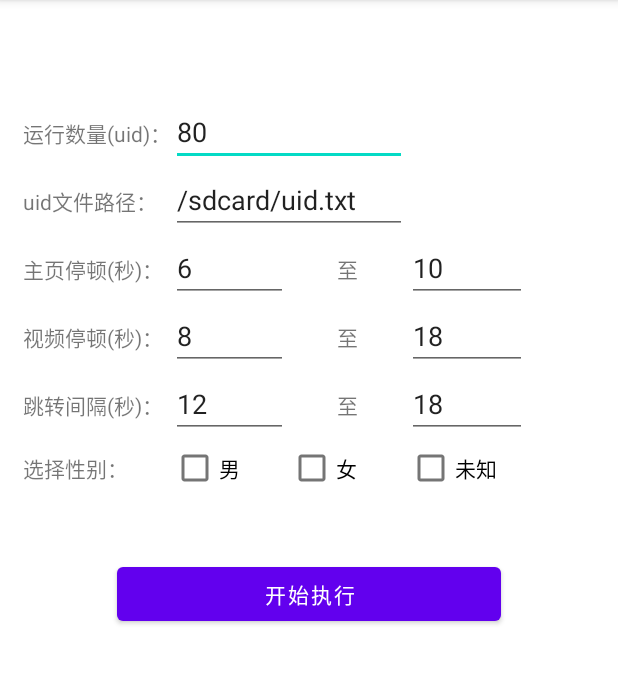
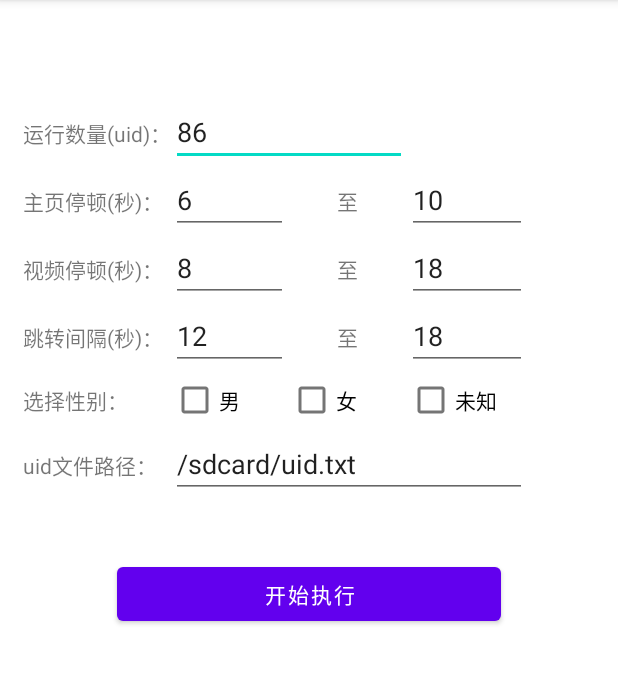
Before and after one commit to 1754048656/FATJS, an Android app: the JsTaskDemo screen opened directly, with no data from a screen before it, on a phone screen of 412 x 824 dp, the part 84-768 px from its top. Run offline under Robolectric (Android 15) with nearby library versions, the phone set to English and light mode, and no system bars.

```diff
--- a/app/src/main/res/layout/activity_jstaskdemo.xml
+++ b/app/src/main/res/layout/activity_jstaskdemo.xml
@@ -60,40 +60,8 @@
                 android:layout_span="2"
                 android:hint=""
                 android:inputType="number"
-                android:text="80" />
+                android:text="86" />
         </TableRow>
-
-        <TableRow>
-            <TextView
-                android:layout_width="wrap_content"
-                android:layout_height="wrap_content"
-                android:text="uid文件路径：" />
-
-            <EditText
-                android:id="@+id/uid_file_in"
-                android:layout_width="141dp"
-                android:layout_height="wrap_content"
-                android:hint=""
-                android:layout_span="2"
-                android:text="/sdcard/uid.txt"
-                android:inputType="text"/>
-
-        </TableRow>
-
-<!--        <TableRow>-->
-<!--            <TextView-->
-<!--                android:layout_width="wrap_content"-->
-<!--                android:layout_height="wrap_content"-->
-<!--                android:text="查看主页(%)：" />-->
-<!--            <EditText-->
-<!--                android:id="@+id/chakan_in"-->
-<!--                android:layout_width="141dp"-->
-<!--                android:layout_height="wrap_content"-->
-<!--                android:hint=""-->
-<!--                android:layout_span="2"-->
-<!--                android:text="30"-->
-<!--                android:inputType="number"/>-->
-<!--        </TableRow>-->
 
         <TableRow>
 
@@ -221,6 +189,23 @@
         </TableRow>
 
         <TableRow>
+            <TextView
+                android:layout_width="wrap_content"
+                android:layout_height="wrap_content"
+                android:text="uid文件路径：" />
+
+            <EditText
+                android:id="@+id/uid_file_in"
+                android:layout_width="141dp"
+                android:layout_height="wrap_content"
+                android:hint=""
+                android:layout_span="3"
+                android:text="/sdcard/uid.txt"
+                android:inputType="text"/>
+
+        </TableRow>
+
+        <TableRow>
 
             <TextView
                 android:layout_width="wrap_content"
```
